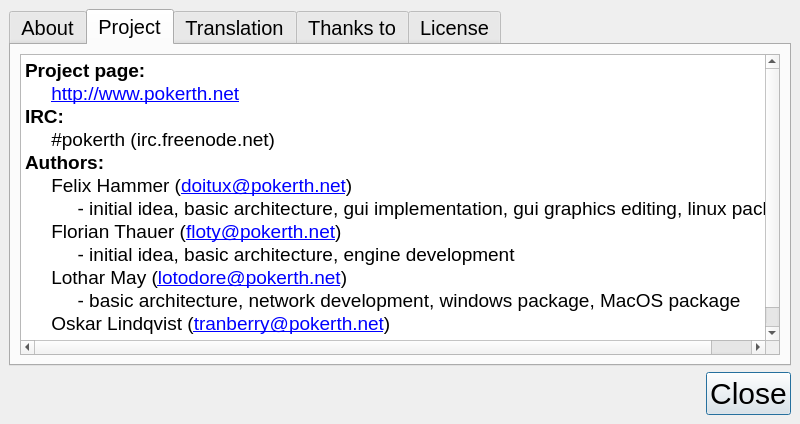
Old version of the form src/gui/qt/gui_800x480/aboutpokerth_800x480.ui in the repository pokerth/pokerth.
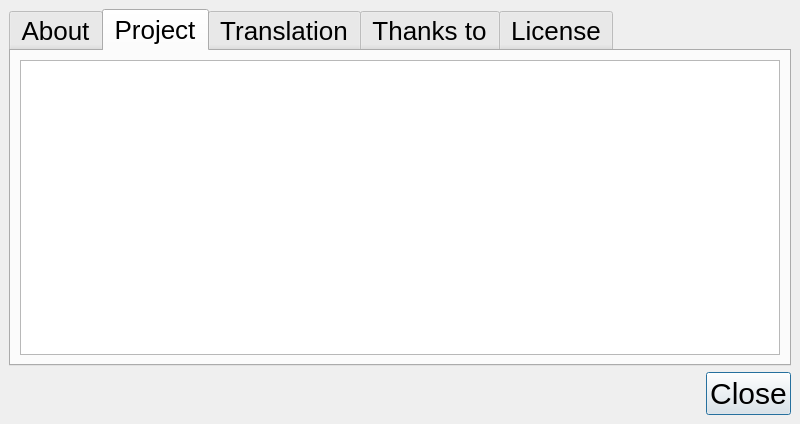
New version of the form. The open tabs and pages were chosen to show the change. Icons and pictures are not drawn.

Commit message: fixing about dialog for android

What changed in the file:
```diff
--- a/src/gui/qt/gui_800x480/aboutpokerth_800x480.ui
+++ b/src/gui/qt/gui_800x480/aboutpokerth_800x480.ui
@@ -45,7 +45,7 @@
       </size>
      </property>
      <property name="styleSheet">
-      <string notr="true">QObject {font-size: 20px; font-color: rgb(0, 0, 0)}</string>
+      <string notr="true">QObject {font-size: 26px; font-color: rgb(0, 0, 0)}</string>
      </property>
      <property name="currentIndex">
       <number>0</number>
@@ -154,9 +154,6 @@
        </property>
        <item row="0" column="0">
         <widget class="QTextBrowser" name="textBrowser_2">
-         <property name="styleSheet">
-          <string notr="true">QObject {font-size: 20px; font-color: rgb(0, 0, 0)}</string>
-         </property>
          <property name="lineWrapMode">
           <enum>QTextEdit::NoWrap</enum>
          </property>
@@ -165,22 +162,7 @@
 &lt;html&gt;&lt;head&gt;&lt;meta name=&quot;qrichtext&quot; content=&quot;1&quot; /&gt;&lt;style type=&quot;text/css&quot;&gt;
 p, li { white-space: pre-wrap; }
 &lt;/style&gt;&lt;/head&gt;&lt;body style=&quot; font-family:'Nimbus Sans L'; font-weight:400; font-style:normal;&quot;&gt;
-&lt;table border=&quot;0&quot; style=&quot;-qt-table-type: root; margin-top:4px; margin-bottom:4px; margin-left:4px; margin-right:4px;&quot;&gt;
-&lt;tr&gt;
-&lt;td style=&quot;border: none;&quot;&gt;
-&lt;p style=&quot; margin-top:0px; margin-bottom:0px; margin-left:0px; margin-right:0px; -qt-block-indent:0; text-indent:0px;&quot;&gt;&lt;span style=&quot; font-size:14pt; font-weight:600;&quot;&gt;Project page: &lt;/span&gt;&lt;/p&gt;
-&lt;p style=&quot; margin-top:0px; margin-bottom:0px; margin-left:0px; margin-right:0px; -qt-block-indent:0; text-indent:0px;&quot;&gt;&lt;span style=&quot; font-size:14pt;&quot;&gt;     &lt;/span&gt;&lt;a href=&quot;http://www.pokerth.net&quot;&gt;&lt;span style=&quot; font-size:14pt; text-decoration: underline; color:#0000ff;&quot;&gt;http://www.pokerth.net&lt;/span&gt;&lt;/a&gt;&lt;/p&gt;
-&lt;p style=&quot; margin-top:0px; margin-bottom:0px; margin-left:0px; margin-right:0px; -qt-block-indent:0; text-indent:0px;&quot;&gt;&lt;span style=&quot; font-size:14pt; font-weight:600;&quot;&gt;IRC: &lt;/span&gt;&lt;/p&gt;
-&lt;p style=&quot; margin-top:0px; margin-bottom:0px; margin-left:0px; margin-right:0px; -qt-block-indent:0; text-indent:0px;&quot;&gt;&lt;span style=&quot; font-size:14pt;&quot;&gt;     #pokerth (irc.freenode.net)&lt;/span&gt;&lt;/p&gt;
-&lt;p style=&quot; margin-top:0px; margin-bottom:0px; margin-left:0px; margin-right:0px; -qt-block-indent:0; text-indent:0px;&quot;&gt;&lt;span style=&quot; font-size:14pt; font-weight:600;&quot;&gt;Authors: &lt;/span&gt;&lt;/p&gt;
-&lt;p style=&quot; margin-top:0px; margin-bottom:0px; margin-left:0px; margin-right:0px; -qt-block-indent:0; text-indent:0px;&quot;&gt;&lt;span style=&quot; font-size:14pt;&quot;&gt;     Felix Hammer (&lt;/span&gt;&lt;a href=&quot;mailto:doitux@pokerth.net&quot;&gt;&lt;span style=&quot; font-size:14pt; text-decoration: underline; color:#0000ff;&quot;&gt;doitux@pokerth.net&lt;/span&gt;&lt;/a&gt;&lt;span style=&quot; font-size:14pt;&quot;&gt;)&lt;/span&gt;&lt;/p&gt;
-&lt;p style=&quot; margin-top:0px; margin-bottom:0px; margin-left:0px; margin-right:0px; -qt-block-indent:0; text-indent:0px;&quot;&gt;&lt;span style=&quot; font-size:14pt;&quot;&gt;          - initial idea, basic architecture, gui implementation, gui graphics editing, linux package&lt;/span&gt;&lt;/p&gt;
-&lt;p style=&quot; margin-top:0px; margin-bottom:0px; margin-left:0px; margin-right:0px; -qt-block-indent:0; text-indent:0px;&quot;&gt;&lt;span style=&quot; font-size:14pt;&quot;&gt;     Florian Thauer (&lt;/span&gt;&lt;a href=&quot;mailto:floty@pokerth.net&quot;&gt;&lt;span style=&quot; font-size:14pt; text-decoration: underline; color:#0000ff;&quot;&gt;floty@pokerth.net&lt;/span&gt;&lt;/a&gt;&lt;span style=&quot; font-size:14pt;&quot;&gt;)&lt;/span&gt;&lt;/p&gt;
-&lt;p style=&quot; margin-top:0px; margin-bottom:0px; margin-left:0px; margin-right:0px; -qt-block-indent:0; text-indent:0px;&quot;&gt;&lt;span style=&quot; font-size:14pt;&quot;&gt;          - initial idea, basic architecture, engine development&lt;/span&gt;&lt;/p&gt;
-&lt;p style=&quot; margin-top:0px; margin-bottom:0px; margin-left:0px; margin-right:0px; -qt-block-indent:0; text-indent:0px;&quot;&gt;&lt;span style=&quot; font-size:14pt;&quot;&gt;     Lothar May (&lt;/span&gt;&lt;a href=&quot;mailto:lotodore@pokerth.net&quot;&gt;&lt;span style=&quot; font-size:14pt; text-decoration: underline; color:#0000ff;&quot;&gt;lotodore@pokerth.net&lt;/span&gt;&lt;/a&gt;&lt;span style=&quot; font-size:14pt;&quot;&gt;)&lt;/span&gt;&lt;/p&gt;
-&lt;p style=&quot; margin-top:0px; margin-bottom:0px; margin-left:0px; margin-right:0px; -qt-block-indent:0; text-indent:0px;&quot;&gt;&lt;span style=&quot; font-size:14pt;&quot;&gt;          - basic architecture, network development, windows package, MacOS package&lt;/span&gt;&lt;/p&gt;
-&lt;p style=&quot; margin-top:0px; margin-bottom:0px; margin-left:0px; margin-right:0px; -qt-block-indent:0; text-indent:0px;&quot;&gt;&lt;span style=&quot; font-size:14pt;&quot;&gt;     Oskar Lindqvist (&lt;/span&gt;&lt;a href=&quot;mailto:tranberry@pokerth.net&quot;&gt;&lt;span style=&quot; font-size:14pt; text-decoration: underline; color:#0000ff;&quot;&gt;tranberry@pokerth.net&lt;/span&gt;&lt;/a&gt;&lt;span style=&quot; font-size:14pt;&quot;&gt;)&lt;/span&gt;&lt;/p&gt;
-&lt;p style=&quot; margin-top:0px; margin-bottom:0px; margin-left:0px; margin-right:0px; -qt-block-indent:0; text-indent:0px;&quot;&gt;&lt;span style=&quot; font-size:14pt;&quot;&gt;          - initial gui graphics design&lt;/span&gt;&lt;/p&gt;&lt;/td&gt;&lt;/tr&gt;&lt;/table&gt;&lt;/body&gt;&lt;/html&gt;</string>
+&lt;p style=&quot;-qt-paragraph-type:empty; margin-top:0px; margin-bottom:0px; margin-left:0px; margin-right:0px; -qt-block-indent:0; text-indent:0px;&quot;&gt;&lt;/p&gt;&lt;/body&gt;&lt;/html&gt;</string>
          </property>
          <property name="openExternalLinks">
           <bool>true</bool>
```
Left out of the diff: 74 changed lines with no effect on the pictures. The commit also changes 7 other files.
